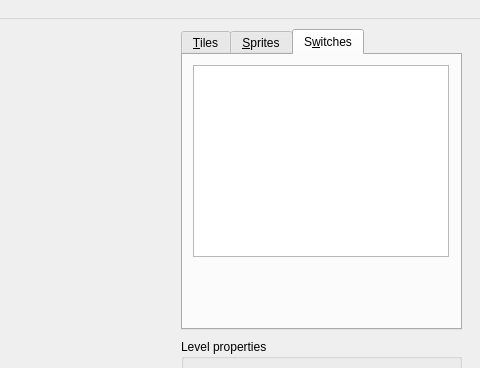
The window that MainWindow.ui (bailli/eDKit) describes before a commit, drawn with Qt 5; both pictures show x 349 to 829 and y 0 to 368 of the 829 by 691 pixel window.
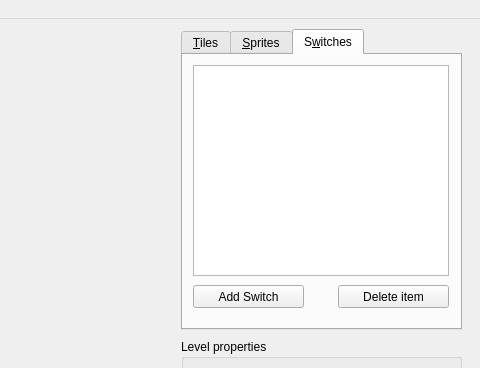
The same window after the commit. Custom widgets are drawn as their Qt base class.

Commit message: refactored much of the QTileEdit paintEvent code commit contains much garbarge from switch testing!

The edit to the form file:
```diff
--- a/MainWindow.ui
+++ b/MainWindow.ui
@@ -149,7 +149,7 @@
         <x>10</x>
         <y>10</y>
         <width>256</width>
-        <height>192</height>
+        <height>211</height>
        </rect>
       </property>
       <property name="contextMenuPolicy">
@@ -167,6 +167,32 @@
        </property>
       </column>
      </widget>
+     <widget class="QPushButton" name="btnAddSwitch">
+      <property name="geometry">
+       <rect>
+        <x>10</x>
+        <y>230</y>
+        <width>111</width>
+        <height>23</height>
+       </rect>
+      </property>
+      <property name="text">
+       <string>Add Switch</string>
+      </property>
+     </widget>
+     <widget class="QPushButton" name="btnDelItem">
+      <property name="geometry">
+       <rect>
+        <x>155</x>
+        <y>230</y>
+        <width>111</width>
+        <height>23</height>
+       </rect>
+      </property>
+      <property name="text">
+       <string>Delete item</string>
+      </property>
+     </widget>
     </widget>
    </widget>
    <widget class="QGroupBox" name="groupBox">
```
The commit also changes 6 other files.
